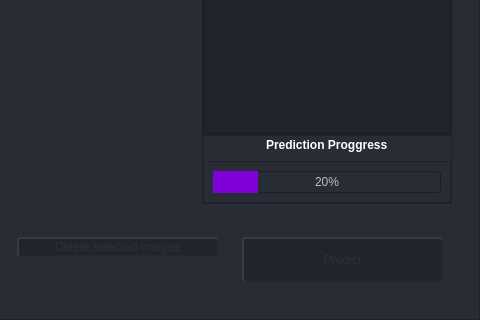
Mohamab29/FracSegment, file UI/ui_main.ui: the form before one commit; both pictures show x 520 to 1000 and y 340 to 660 of the 1000 by 660 pixel window.
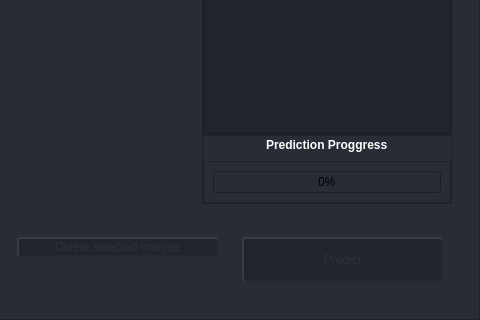
The form after the commit. Icons and pictures are not drawn.

Patch:
```diff
--- a/UI/ui_main.ui
+++ b/UI/ui_main.ui
@@ -723,18 +723,20 @@
                           <item>
                            <widget class="QProgressBar" name="progress_bar_page_predict">
                             <property name="enabled">
-                             <bool>false</bool>
+                             <bool>true</bool>
                             </property>
                             <property name="styleSheet">
                              <string notr="true">QProgressBar {
     text-align: center;
 }
 QProgressBar::chunk {
-    background-color: rgb(127, 0, 217)
-}</string>
+    background-color: rgb(85, 170, 255);
+}
+
+</string>
                             </property>
                             <property name="value">
-                             <number>20</number>
+                             <number>0</number>
                             </property>
                            </widget>
                           </item>
```
